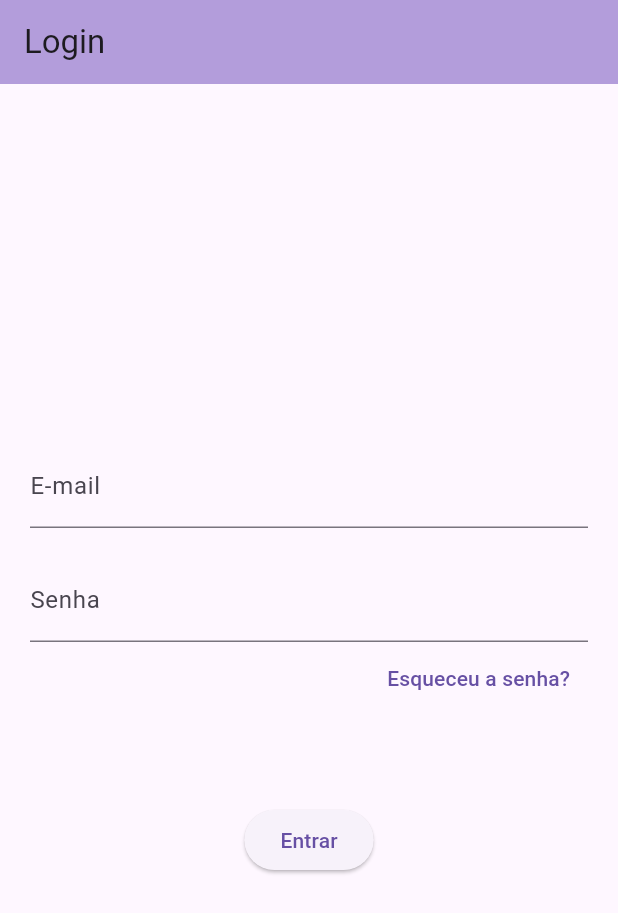
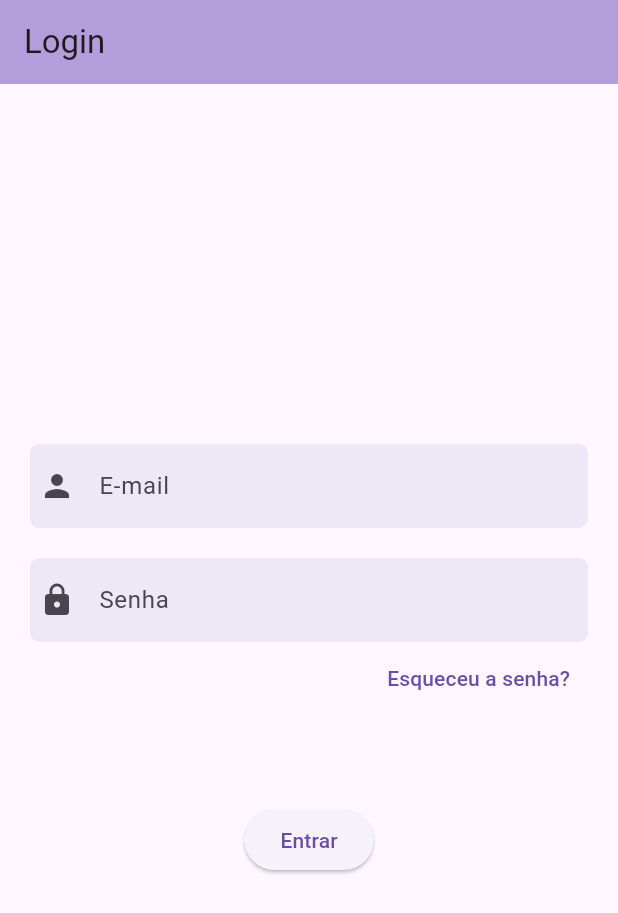
Before and after one commit to Alequeixam/Aplicativo-de-Lista-de-Compras, a Flutter app: the screen it shows after launch, on a phone screen of 412 x 824 dp. Shown: the top 913 px of the screen. Run offline on Flutter 3.47's test engine with Material 3 defaults, Android fonts, the phone set to English and light mode, and no system bars; our stand-ins replace device_preview, email_validator.

Commit message:
decoration TextFormFields

```diff
--- a/app_lista_compras/lib/view/login.dart
+++ b/app_lista_compras/lib/view/login.dart
@@ -20,7 +20,7 @@ class _PrincipalViewState extends State<Login> {
   Widget build(BuildContext context) {
     return Scaffold(
         appBar: AppBar(
-          title: Text("Login"),
+          title: const Text("Login"),
           backgroundColor: Colors.deepPurple[200],
         ),
         body: Center(
@@ -31,22 +31,43 @@ class _PrincipalViewState extends State<Login> {
               child: Column(
                 mainAxisAlignment: MainAxisAlignment.center,
                 children: [
-                  TextFormField(
-                    decoration: InputDecoration(
+                  Container(
+                    padding: EdgeInsets.symmetric(
+                      horizontal: 6,
+                    ),
+                    decoration: BoxDecoration(
+                      borderRadius: BorderRadius.circular(6),
+                      color: Colors.deepPurple[50],
+                    ),
+                    child: TextFormField(
+                      decoration: const InputDecoration(
+                        icon: Icon(Icons.person),
+                        border: InputBorder.none,
                         label: Text('E-mail'),
                         hintText: 'nome@email.com',
                       ),
                       validator: (email) {
                         if (email == null || email.isEmpty) {
                           return 'Por favor, insira um e-mail';
-                      } else if(!EmailValidator.validate(email)) {
+                        } else if (!EmailValidator.validate(email)) {
                           return 'Digite um endereço de e-mail válido!';
                         }
                       },
                     ),
-                  SizedBox(height: 20),
-                  TextFormField(
-                    decoration: InputDecoration(
+                  ),
+                  const SizedBox(height: 20),
+                  Container(
+                    padding: EdgeInsets.symmetric(
+                      horizontal: 6,
+                    ),
+                    decoration: BoxDecoration(
+                      borderRadius: BorderRadius.circular(6),
+                      color: Colors.deepPurple[50],
+                    ),
+                    child: TextFormField(
+                      decoration: const InputDecoration(
+                        icon: Icon(Icons.lock),
+                        border: InputBorder.none,
                         label: Text('Senha'),
                         hintText: 'Digite sua senha',
                       ),
@@ -58,25 +79,20 @@ class _PrincipalViewState extends State<Login> {
                         }
                       },
                     ),
+                  ),
                   Row(
                     mainAxisAlignment: MainAxisAlignment.end,
                     children: [
                       TextButton(
-                        onPressed: (){
-
-                        },
+                        onPressed: () {},
                         child: Text('Esqueceu a senha?'),
                       ),
                     ],
                   ),
-
-                  SizedBox(height: 60),
-
+                  const SizedBox(height: 60),
                   ElevatedButton(
                     onPressed: () {
-                      if (_formKey.currentState!.validate()) {
-
-                      }
+                      if (_formKey.currentState!.validate()) {}
                     },
                     child: Text("Entrar"),
                   )
```
Lines whose indentation alone changed are shown as unchanged.
